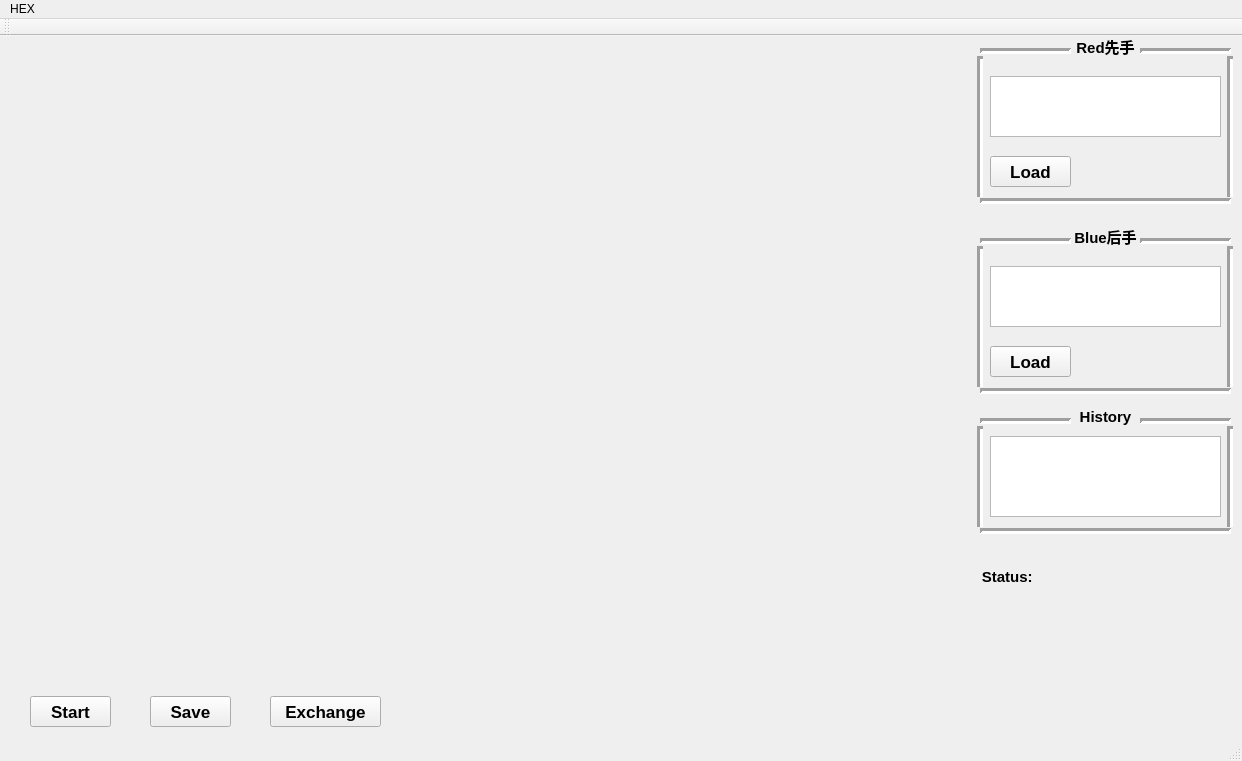
The window that hex03/mainwindow.ui (voldemortX/hex_platform) describes before a commit, drawn with Qt 5.
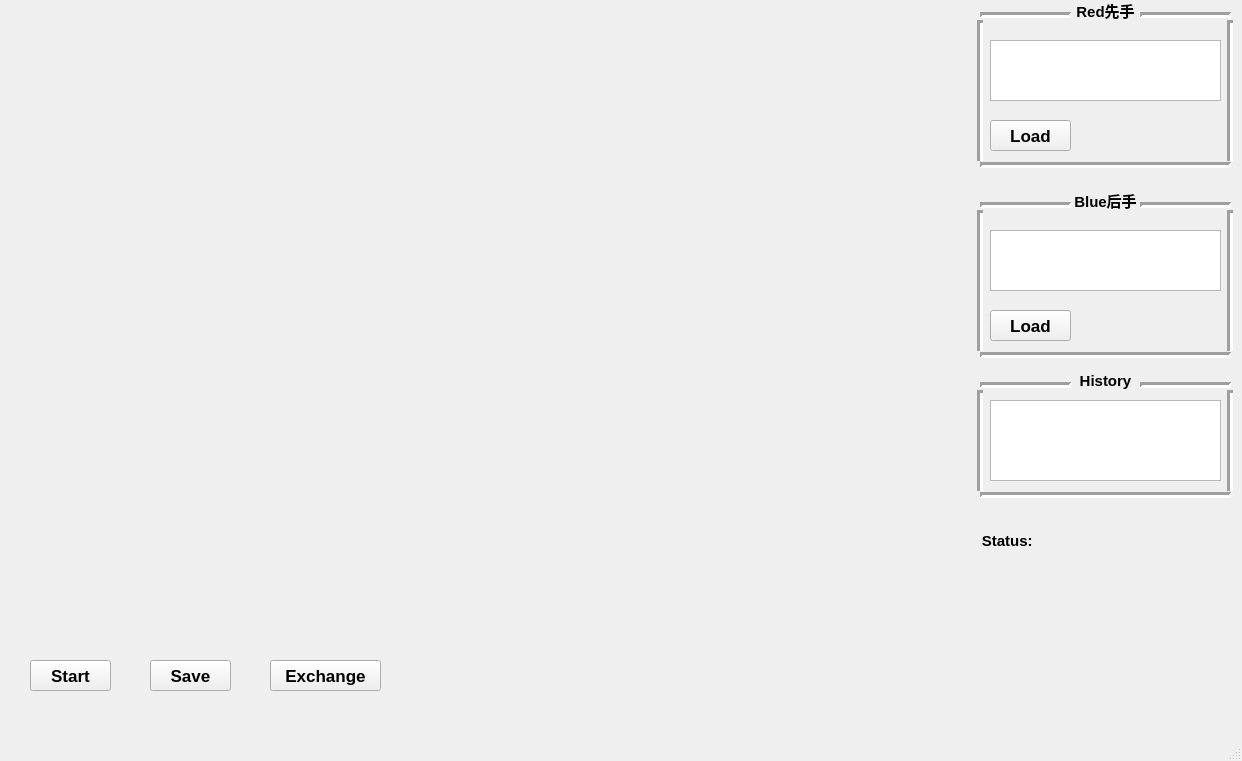
The same window after the commit.

Patch:
```diff
--- a/hex03/mainwindow.ui
+++ b/hex03/mainwindow.ui
@@ -10,6 +10,18 @@
     <height>761</height>
    </rect>
   </property>
+  <property name="minimumSize">
+   <size>
+    <width>1242</width>
+    <height>761</height>
+   </size>
+  </property>
+  <property name="maximumSize">
+   <size>
+    <width>1242</width>
+    <height>761</height>
+   </size>
+  </property>
   <property name="windowTitle">
    <string>MainWindow</string>
   </property>
@@ -614,8 +626,8 @@
    <widget class="QLabel" name="labelBoard">
     <property name="geometry">
      <rect>
-      <x>20</x>
-      <y>10</y>
+      <x>0</x>
+      <y>0</y>
       <width>900</width>
       <height>600</height>
      </rect>
@@ -713,30 +725,6 @@
     </property>
    </widget>
   </widget>
-  <widget class="QMenuBar" name="menuBar">
-   <property name="geometry">
-    <rect>
-     <x>0</x>
-     <y>0</y>
-     <width>1242</width>
-     <height>23</height>
-    </rect>
-   </property>
-   <widget class="QMenu" name="menuHEX">
-    <property name="title">
-     <string>HEX</string>
-    </property>
-   </widget>
-   <addaction name="menuHEX"/>
-  </widget>
-  <widget class="QToolBar" name="mainToolBar">
-   <attribute name="toolBarArea">
-    <enum>TopToolBarArea</enum>
-   </attribute>
-   <attribute name="toolBarBreak">
-    <bool>false</bool>
-   </attribute>
-  </widget>
   <widget class="QStatusBar" name="statusBar"/>
  </widget>
  <layoutdefault spacing="6" margin="11"/>
```
